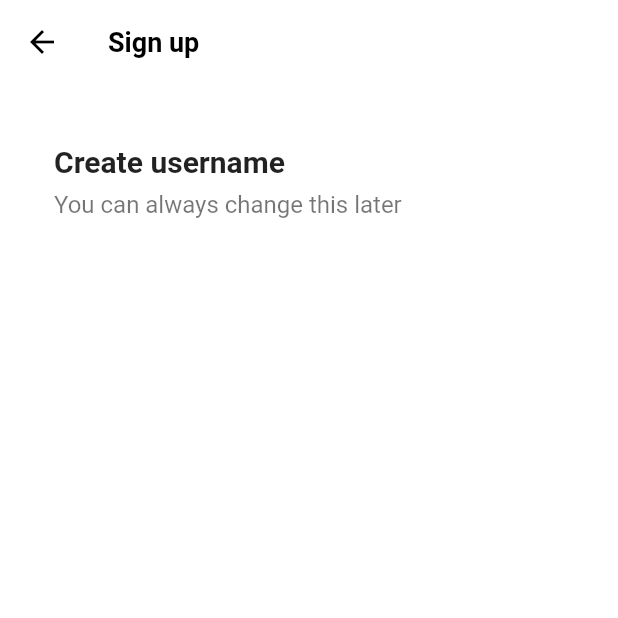
After one commit to redips86/tiktok_clone, a Flutter app: the screen it shows after launch, after a tap on "Use email & password", on a phone screen of 412 x 824 dp, the top half of it. The commit adds this screen. Run offline on Flutter 3.47's test engine with Material 2 defaults, Android fonts, the phone set to English and light mode, and no system bars; our stand-ins replace font_awesome_flutter.

Commit message:
[tiktok] SignUp Form

```diff
--- /dev/null
+++ b/lib/features/authentication/email_screen.dart
@@ -0,0 +1,34 @@
+import 'package:flutter/material.dart';
+import 'package:tiktok_clone/constants/gaps.dart';
+import 'package:tiktok_clone/constants/sizes.dart';
+
+class EmailScreen extends StatelessWidget {
+  const EmailScreen({super.key});
+
+  @override
+  Widget build(BuildContext context) {
+    return Scaffold(
+        appBar: AppBar(title: const Text("Sign up")),
+        body: const Padding(
+
+          padding: EdgeInsets.symmetric(horizontal: Sizes.size36),
+          child: Column(
+            crossAxisAlignment: CrossAxisAlignment.start,
+            children: [
+              Gaps.v40,
+              Text("Create username",
+                  style: TextStyle(
+                    fontSize: Sizes.size20,
+                    fontWeight: FontWeight.w600,
+                  )),
+              Gaps.v8,
+              Text("You can always change this later",
+                  style: TextStyle(
+                    fontSize: Sizes.size16,
+                    color: Colors.black54
+                  ))
+            ],
+          ),
+        ));
+  }
+}
--- a/lib/features/authentication/login_screen.dart
+++ b/lib/features/authentication/login_screen.dart
@@ -47,7 +47,7 @@ class LoginScreen extends StatelessWidget {
         ),
       ),
       bottomNavigationBar: BottomAppBar(
-        color: Colors.grey.shade100,
+        color: Colors.grey.shade50,
         elevation: 1,
         child: Padding(
           padding: const EdgeInsets.symmetric(vertical: Sizes.size32),
--- a/lib/features/authentication/sign_up_screen.dart
+++ b/lib/features/authentication/sign_up_screen.dart
@@ -1,5 +1,6 @@
 import 'package:flutter/material.dart';
 import 'package:font_awesome_flutter/font_awesome_flutter.dart';
+import 'package:tiktok_clone/features/authentication/email_screen.dart';
 import 'package:tiktok_clone/features/authentication/widgets/auth_button.dart';
 
 import '../../constants/gaps.dart';
@@ -9,45 +10,57 @@ import 'login_screen.dart';
 class SignUpScreen extends StatelessWidget {
   const SignUpScreen({super.key});
 
-  void onLoginTap(BuildContext context) {
+  void _onLoginTap(BuildContext context) {
     Navigator.of(context)
         .push(MaterialPageRoute(builder: (context) => const LoginScreen()));
   }
 
+
+  void _onEmailTap(BuildContext context) {
+    Navigator.of(context).push(
+        MaterialPageRoute(builder: (context) => const EmailScreen()));
+  }
+
+
   @override
   Widget build(BuildContext context) {
     return Scaffold(
-      body: const SafeArea(
+      body: SafeArea(
         child: Padding(
-          padding: EdgeInsets.symmetric(horizontal: 40),
+          padding: const EdgeInsets.symmetric(horizontal: 40),
           child: Column(
             children: [
               Gaps.v80,
-              Text(
+              const Text(
                 'Sign up for TikTok',
                 style: TextStyle(
                     fontSize: Sizes.size24, fontWeight: FontWeight.w700),
               ),
               Gaps.v20,
-              Text(
+              const Text(
                 'Create a profile, follow other accounts, make your own videos, and more.',
                 style: TextStyle(fontSize: Sizes.size16, color: Colors.black45),
                 textAlign: TextAlign.center,
               ),
               Gaps.v40,
-              AuthButton(
-                icon: FaIcon(FontAwesomeIcons.user),
-                  text: "Use email & password"),
+              GestureDetector(
+                onTap: () => _onEmailTap(context),
+                child: const AuthButton(
+                    icon: FaIcon(FontAwesomeIcons.user),
+                    text: "Use email & password"),
+              ),
               Gaps.v16,
-              AuthButton(
-                  icon: FaIcon(FontAwesomeIcons.apple),
-                  text: "Continue with Apple")
+              GestureDetector(
+                child: const AuthButton(
+                    icon: FaIcon(FontAwesomeIcons.apple),
+                    text: "Continue with Apple"),
+              )
             ],
           ),
         ),
       ),
       bottomNavigationBar: BottomAppBar(
-        color: Colors.grey.shade100,
+        color: Colors.grey.shade50,
         elevation: 1,
         child: Padding(
           padding: const EdgeInsets.symmetric(vertical: Sizes.size32),
@@ -57,11 +70,13 @@ class SignUpScreen extends StatelessWidget {
               const Text("Already have an account?"),
               Gaps.h5,
               GestureDetector(
-                onTap: () => onLoginTap(context),
+                onTap: () => _onLoginTap(context),
                 child: Text(
                   "Log in",
                   style: TextStyle(
-                      color: Theme.of(context).primaryColor,
+                      color: Theme
+                          .of(context)
+                          .primaryColor,
                       fontWeight: FontWeight.w600),
                 ),
               ),
@@ -71,4 +86,6 @@ class SignUpScreen extends StatelessWidget {
       ),
     );
   }
+
+
 }
--- a/lib/main.dart
+++ b/lib/main.dart
@@ -1,4 +1,5 @@
 import 'package:flutter/material.dart';
+import 'package:tiktok_clone/constants/sizes.dart';
 
 import 'features/authentication/sign_up_screen.dart';
 
@@ -14,6 +15,17 @@ class TikTokApp extends StatelessWidget {
     return MaterialApp(
       title: 'TikTok Clone',
       theme: ThemeData(
+        scaffoldBackgroundColor: Colors.white,
+        appBarTheme: const AppBarTheme(
+          backgroundColor: Colors.white,
+          foregroundColor: Colors.black,
+          elevation: 0,
+          titleTextStyle: TextStyle(
+            color: Colors.black,
+            fontSize: Sizes.size16 + Sizes.size2,
+            fontWeight: FontWeight.w600,
+          )
+        ),
         primaryColor: const Color(0xFFE9435A),
       ),
       home: const SignUpScreen(),
```
Also changed, not shown: lib/features/authentication/sign_in_screen.dart (added).
